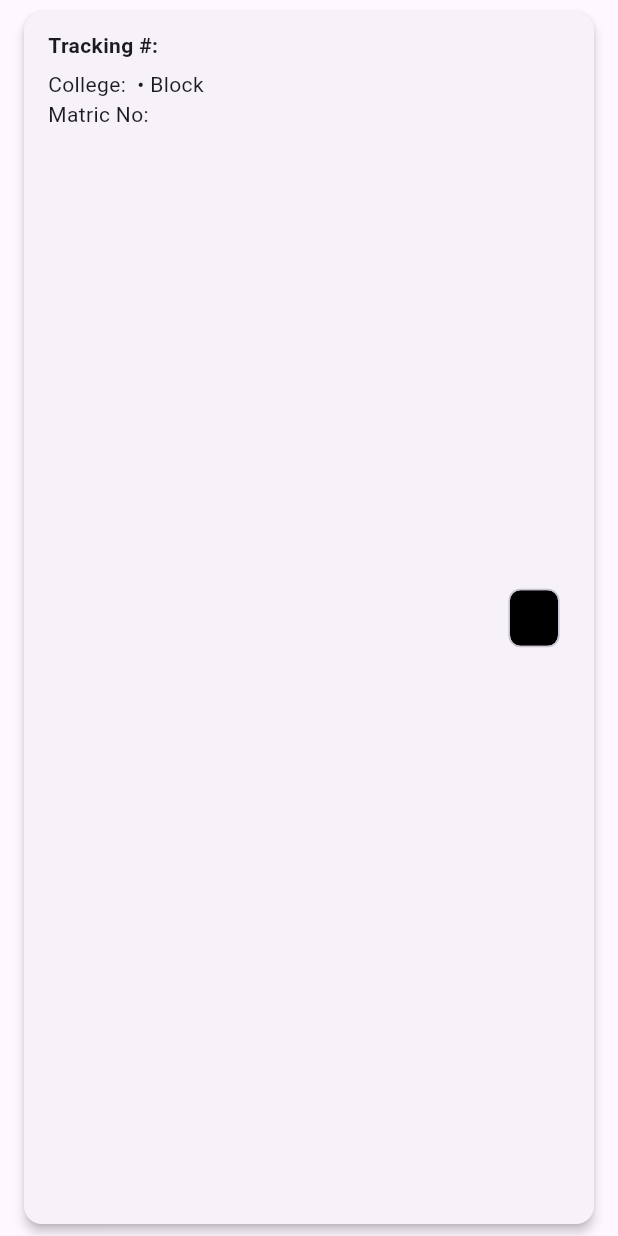
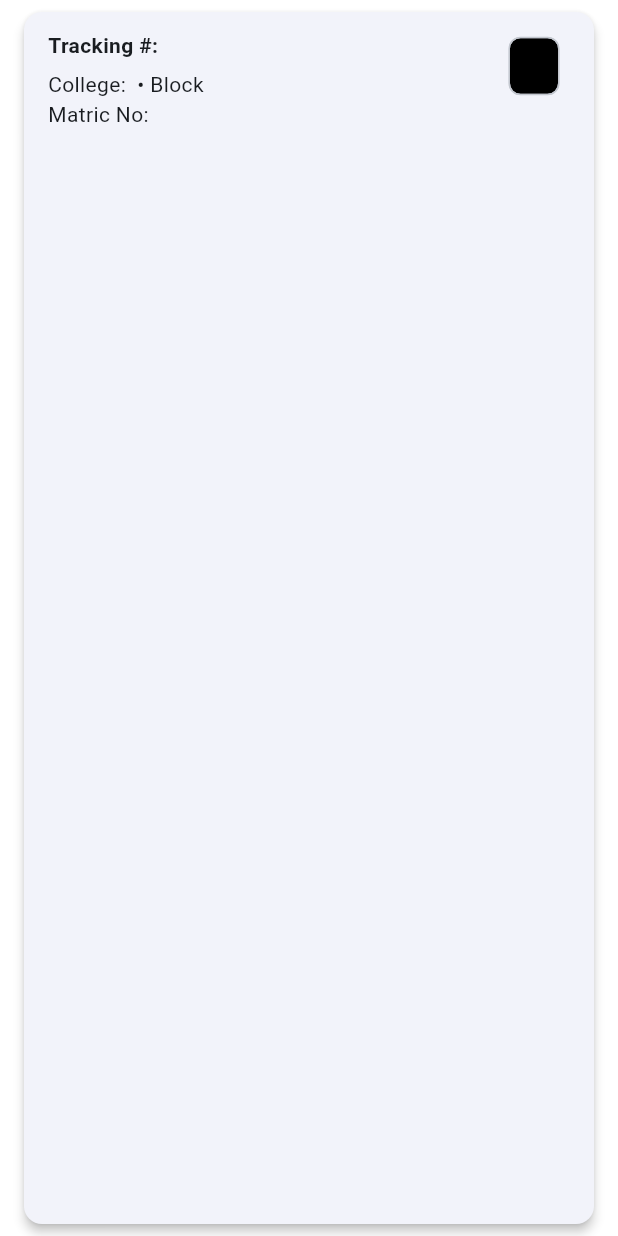
Before and after one commit to HaniffHazmi/KKDK_PDA_Flutter, a Flutter app: the AdminParcelTile widget shown alone on an empty page, opened directly with empty values, on a phone screen of 412 x 824 dp. Run offline on Flutter 3.47's test engine with Material 3 defaults, Android fonts, the light colour scheme and no system bars; our stand-ins replace cloud_firestore, firebase_auth, firebase_core, firebase_storage, image_picker; accounts and stored records are empty.

Commit message:
Refactored admin parcel list page

```diff
--- a/lib/screens/student/cart_screen.dart
+++ b/lib/screens/student/cart_screen.dart
@@ -23,7 +23,7 @@
             },
             child: const Text(
               'Track Parcel',
-              style: TextStyle(color: Colors.blueAccent, fontWeight: FontWeight.bold),
+              style: TextStyle(color: Colors.white   , fontWeight: FontWeight.bold),
             ),
           ),
         ],
--- a/lib/widgets/admin_parcel_tile.dart
+++ b/lib/widgets/admin_parcel_tile.dart
@@ -6,7 +6,8 @@
   final String block;
   final String matricNumber;
   final String status;
-  final VoidCallback onTap;
+  final VoidCallback? onTap;
+  final bool isLocked;
 
   const AdminParcelTile({
     super.key,
@@ -15,7 +16,8 @@
     required this.block,
     required this.matricNumber,
     required this.status,
-    required this.onTap,
+    this.onTap,
+    this.isLocked = false,
   });
 
   Color _getStatusColor(String status) {
@@ -35,12 +37,14 @@
 
   @override
   Widget build(BuildContext context) {
-    return Card(
+    return Opacity(
+      opacity: isLocked ? 0.6 : 1.0,
+      child: Card(
         elevation: 3,
         margin: const EdgeInsets.symmetric(horizontal: 16, vertical: 8),
         shape: RoundedRectangleBorder(borderRadius: BorderRadius.circular(12)),
         child: InkWell(
-        onTap: onTap,
+          onTap: isLocked ? null : onTap,
           borderRadius: BorderRadius.circular(12),
           child: Padding(
             padding: const EdgeInsets.symmetric(horizontal: 16, vertical: 12),
@@ -61,13 +65,19 @@
                   ],
                 ),
 
-              // Right: Status Chip
+                // Right: Status chip + lock
+                Column(
+                  children: [
                     Chip(
                       label: Text(status),
                       backgroundColor: _getStatusColor(status),
-
+                    ),
+                    if (isLocked)
+                      const Icon(Icons.lock, size: 20, color: Colors.grey),
+                  ],
                 ),
               ],
+            ),
           ),
         ),
       ),
```
Also changed, not shown: lib/main.dart (+16 -6 lines), lib/widgets/admin_parcel_list.dart (+80 -11 lines). Lines whose indentation alone changed are shown as unchanged.
